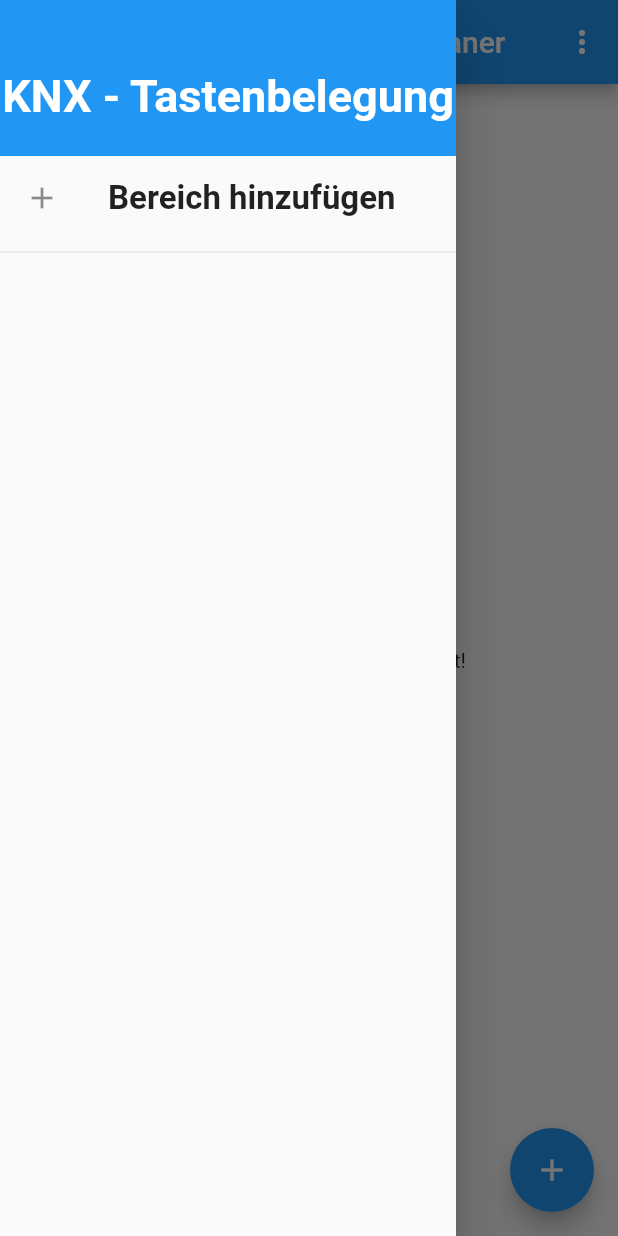
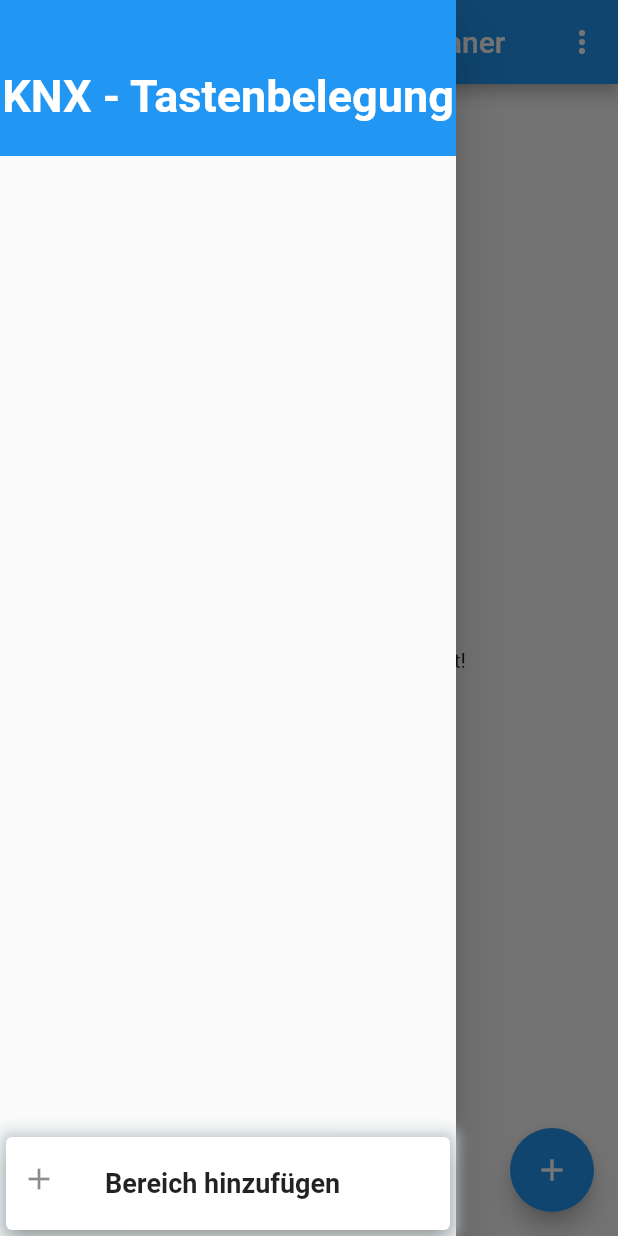
Before and after one commit to ThreeLakeGames/knx_keybinding_tool, a Flutter app: the screen it shows after launch, with the side drawer open, on a phone screen of 412 x 824 dp. Run offline on Flutter 3.47's test engine with Material 2 defaults, Android fonts, the phone set to English and light mode, and no system bars; our stand-ins replace pdf, printing; Roboto replaces fonts that are missing (RobotoCondensed).

Commit message:
main drawer reorderable listview

```diff
--- a/lib/widgets/main_drawer.dart
+++ b/lib/widgets/main_drawer.dart
@@ -1,33 +1,150 @@
-import 'dart:js';
-
 import 'package:flutter/material.dart';
 import 'package:knx_keybinding_tool/provider/main_area_data.dart';
 import 'package:knx_keybinding_tool/provider/sub_area_data.dart';
 import 'package:provider/provider.dart';
 
-class MainDrawer extends StatelessWidget {
+class MainDrawer extends StatefulWidget {
   final Function addNewArea;
   final Function editSubArea;
 
   MainDrawer(this.addNewArea, {this.editSubArea});
-  Widget buildListTile(String title, Function tapHandler,
+
+  @override
+  _MainDrawerState createState() => _MainDrawerState();
+}
+
+class _MainDrawerState extends State<MainDrawer> {
+  @override
+  Widget build(BuildContext context) {
+    return Drawer(child: LayoutBuilder(builder: (ctx, constraints) {
+      return Column(
+        children: [
+          Container(
+            height: 24,
+            color: Theme.of(context).primaryColor,
+          ),
+          Container(
+            height: 80,
+            width: double.infinity,
+            color: Theme.of(context).primaryColor,
+            alignment: Alignment.center,
+            child: Text(
+              "KNX - Tastenbelegung",
+              style: TextStyle(
+                  color: Colors.white,
+                  fontSize: 30,
+                  fontFamily: "RobotoCondensed",
+                  fontWeight: FontWeight.bold),
+            ),
+          ),
+          Container(
+            height: constraints.maxHeight - 174,
+            child: buildContentList(context),
+          ),
+          buildAddAreaButton(context),
+        ],
+      );
+    }));
+  }
+
+  Widget buildSubAreaTile(String title, Function tapHandler,
       {bool isEditable = true,
       BuildContext context,
       IconData icon,
       SubAreaData subArea}) {
-    return ListTile(
+    return Card(
+      elevation: 4,
+      margin: EdgeInsets.symmetric(vertical: 2),
+      key: UniqueKey(),
+      child: Padding(
+        padding: EdgeInsets.only(right: 20),
+        child: ListTile(
+          contentPadding: EdgeInsets.symmetric(horizontal: 8),
+          minVerticalPadding: 20.0,
           leading: Icon(icon),
           title: Text(
             title,
             style: TextStyle(
               fontFamily: "RobotoCondensed",
-          fontSize: 22,
+              fontSize: 18,
               fontWeight: FontWeight.bold,
             ),
           ),
           trailing: isEditable ? _buildPopUpMenuButton(context, subArea) : null,
           onTap: tapHandler,
+        ),
+      ),
     );
+  }
+
+  Widget buildAddAreaButton(BuildContext ctx) {
+    return Container(
+      decoration: BoxDecoration(
+        boxShadow: [
+          BoxShadow(
+            color: Colors.blueGrey.shade100,
+            blurRadius: 7.0,
+          ),
+        ],
+      ),
+      height: 70,
+      child: Card(
+        elevation: 7,
+        child: ListTile(
+          contentPadding: EdgeInsets.symmetric(horizontal: 10),
+          minVerticalPadding: 20.0,
+          leading: Icon(
+            Icons.add,
+          ),
+          title: Text(
+            "Bereich hinzufügen",
+            style: TextStyle(
+              fontFamily: "RobotoCondensed",
+              fontSize: 18,
+              fontWeight: FontWeight.bold,
+            ),
+          ),
+          onTap: () {
+            Navigator.of(ctx).pop();
+            widget.addNewArea(ctx);
+          },
+        ),
+      ),
+    );
+  }
+
+  Widget buildContentList(BuildContext ctx) {
+    return ReorderableListView(
+      buildDefaultDragHandles: true,
+      onReorder: (int oldIndex, int newIndex) {
+        setState(() {
+          Provider.of<MainAreaData>(ctx, listen: false)
+              .updateSubAreaListView(oldIndex, newIndex);
+        });
+      },
+      children: buildSubAreaItems(ctx),
+    );
+  }
+
+  List<Widget> buildSubAreaItems(BuildContext ctx) {
+    List<Widget> overviewAreaList = [];
+    final mainAreaData = Provider.of<MainAreaData>(ctx);
+
+    mainAreaData.subAreas.forEach((overviewArea) {
+      overviewAreaList.add(buildSubAreaTile(
+        overviewArea.title,
+        () {
+          //if tile is clicked -> the current shown overview Area changes (by index-changing)
+          mainAreaData.setOverviewAreaIndex(overviewArea.index);
+          Navigator.of(ctx).pop();
+        },
+        context: ctx,
+        icon: Icons.home,
+        subArea: overviewArea,
+      ));
+      // overviewAreaList.add(Divider());
+    });
+    return overviewAreaList;
   }
 
   Widget _buildPopUpMenuButton(BuildContext context, SubAreaData subArea) {
@@ -67,85 +184,10 @@ class MainDrawer extends StatelessWidget {
           Provider.of<MainAreaData>(context, listen: false)
               .deleteSubArea(subArea);
         } else if (value == "editSubArea") {
-          editSubArea(context, subArea);
+          widget.editSubArea(context, subArea);
         }
       },
     );
-  }
-
-  @override
-  Widget build(BuildContext context) {
-    return Drawer(child: LayoutBuilder(builder: (ctx, constraints) {
-      return Column(
-        children: [
-          Container(
-            height: 24,
-            color: Theme.of(context).primaryColor,
-          ),
-          Container(
-            height: 80,
-            width: double.infinity,
-            color: Theme.of(context).primaryColor,
-            alignment: Alignment.center,
-            child: Text(
-              "KNX - Tastenbelegung",
-              style: TextStyle(
-                  color: Colors.white,
-                  fontSize: 30,
-                  fontFamily: "RobotoCondensed",
-                  fontWeight: FontWeight.bold),
-            ),
-          ),
-          Container(
-            height: constraints.maxHeight - 104,
-            child: buildContentList(context),
-          )
-        ],
-      );
-    }));
-  }
-
-  Widget buildContentList(BuildContext ctx) {
-    return ListView(
-      children: [
-        Column(
-          children: buildSubAreaItems(ctx),
-        ),
-        buildListTile(
-          "Bereich hinzufügen",
-          // "add area",
-          () {
-            Navigator.of(ctx).pop();
-            addNewArea(ctx);
-          },
-          context: ctx,
-          icon: Icons.add,
-          isEditable: false,
-        ),
-        Divider(),
-      ],
-    );
-  }
-
-  List<Widget> buildSubAreaItems(BuildContext ctx) {
-    List<Widget> overviewAreaList = [];
-    final mainAreaData = Provider.of<MainAreaData>(ctx);
-
-    mainAreaData.subAreas.forEach((overviewArea) {
-      overviewAreaList.add(buildListTile(
-        overviewArea.title,
-        () {
-          //if tile is clicked -> the current shown overview Area changes (by index-changing)
-          mainAreaData.setOverviewAreaIndex(overviewArea.index);
-          Navigator.of(ctx).pop();
-        },
-        context: ctx,
-        icon: Icons.home,
-        subArea: overviewArea,
-      ));
-      overviewAreaList.add(Divider());
-    });
-    return overviewAreaList;
   }
 }
 
--- a/pubspec.yaml
+++ b/pubspec.yaml
@@ -28,6 +28,7 @@ dependencies:
   printing: ^5.6.0
   http: ^0.13.0
   intl: ^0.15.8
+  drag_and_drop_lists: ^0.2.1
 
   # The following adds the Cupertino Icons font to your application.
   # Use with the CupertinoIcons class for iOS style icons.
```
Also changed, not shown: lib/provider/main_area_data.dart (+27 -1 lines), lib/widgets/new_sub_area.dart (+4 -5 lines), pubspec.lock, 1 other file. Lines whose indentation alone changed are shown as unchanged.
